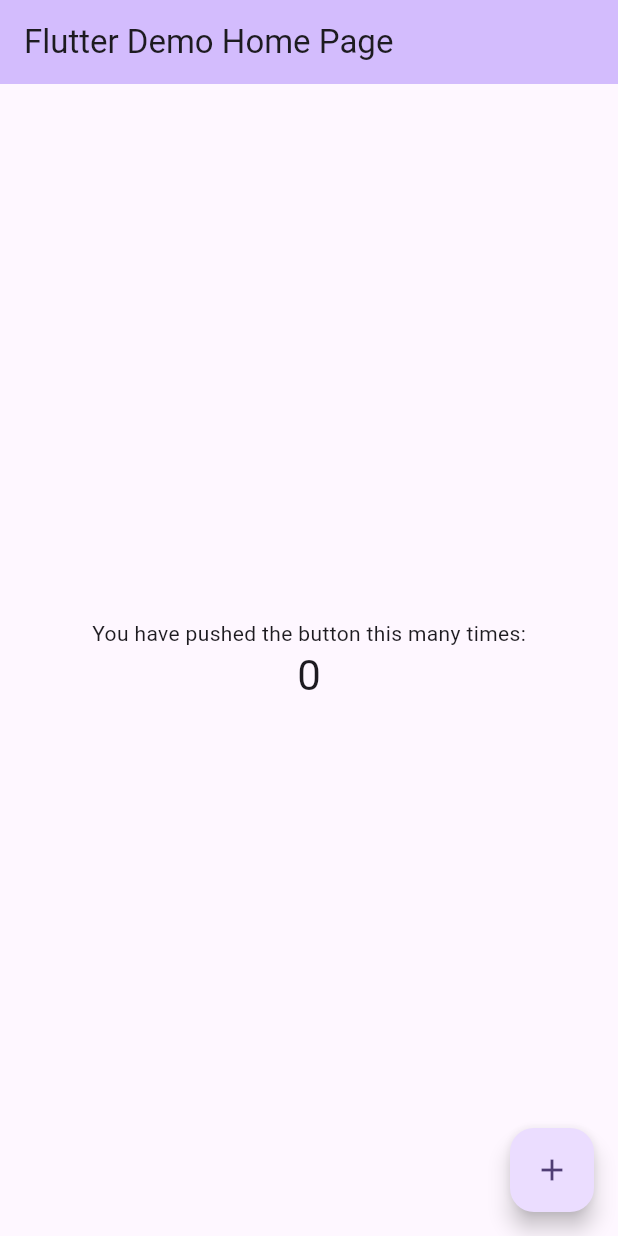
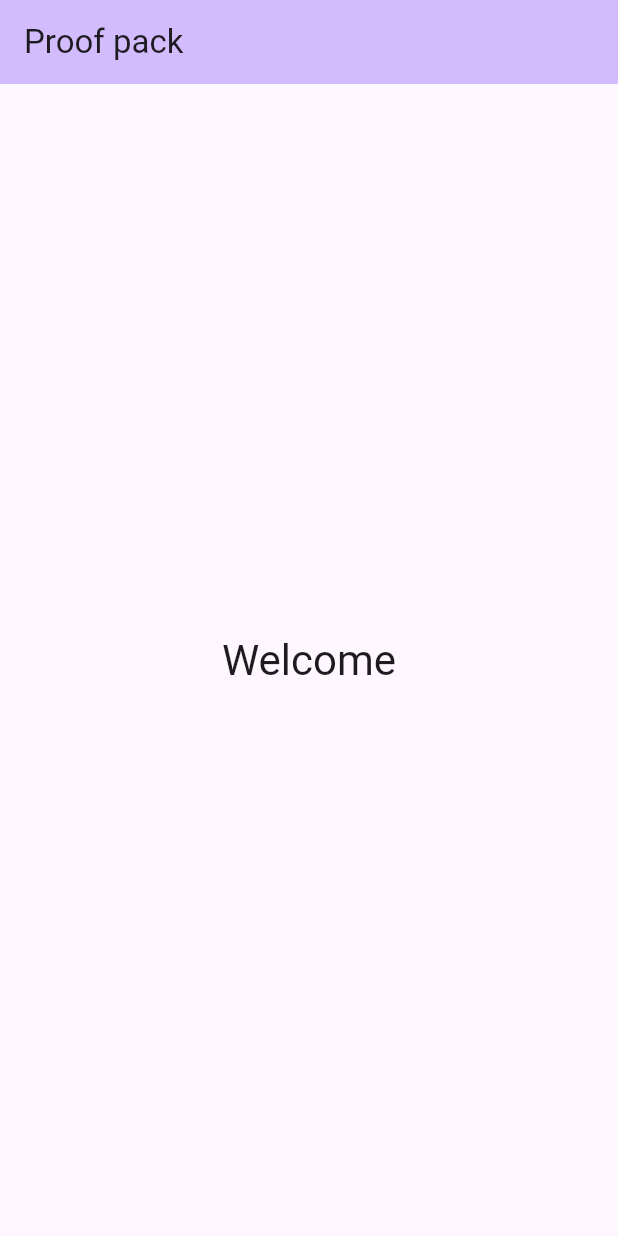
Before and after one commit to ThakurAjay95/proof_pack, a Flutter app: the screen it shows after launch, on a phone screen of 412 x 824 dp. Run offline on Flutter 3.47's test engine with Material 3 defaults, Android fonts, the phone set to English and light mode, and no system bars; our stand-ins replace hive, hive_flutter; accounts and stored records are empty.

Commit message:
chore: remove Flutter boilerplate code

```diff
--- a/lib/main.dart
+++ b/lib/main.dart
@@ -13,23 +13,18 @@
 class MyApp extends StatelessWidget {
   const MyApp({super.key});
 
-  // This widget is the root of your application.
   @override
   Widget build(BuildContext context) {
     return MaterialApp(
-      title: 'Flutter Demo',
-      theme: ThemeData(
-
-        colorScheme: .fromSeed(seedColor: Colors.deepPurple),
-      ),
-      home: const MyHomePage(title: 'Flutter Demo Home Page'),
+      title: 'Proof Pack',
+      theme: ThemeData(colorScheme: .fromSeed(seedColor: Colors.deepPurple)),
+      home: const MyHomePage(title: 'Proof pack'),
     );
   }
 }
 
 class MyHomePage extends StatefulWidget {
   const MyHomePage({super.key, required this.title});
-
 
   final String title;
 
@@ -38,44 +33,20 @@
 }
 
 class _MyHomePageState extends State<MyHomePage> {
-  int _counter = 0;
-
-  void _incrementCounter() {
-    setState(() {
-
-      _counter++;
-    });
-  }
-
   @override
   Widget build(BuildContext context) {
-
     return Scaffold(
       appBar: AppBar(
-
         backgroundColor: Theme.of(context).colorScheme.inversePrimary,
-
         title: Text(widget.title),
       ),
       body: Center(
-        // Center is a layout widget. It takes a single child and positions it
-        // in the middle of the parent.
         child: Column(
-
           mainAxisAlignment: .center,
           children: [
-            const Text('You have pushed the button this many times:'),
-            Text(
-              '$_counter',
-              style: Theme.of(context).textTheme.headlineMedium,
-            ),
+            Text('Welcome', style: Theme.of(context).textTheme.headlineMedium),
           ],
         ),
-      ),
-      floatingActionButton: FloatingActionButton(
-        onPressed: _incrementCounter,
-        tooltip: 'Increment',
-        child: const Icon(Icons.add),
       ),
     );
   }
```
